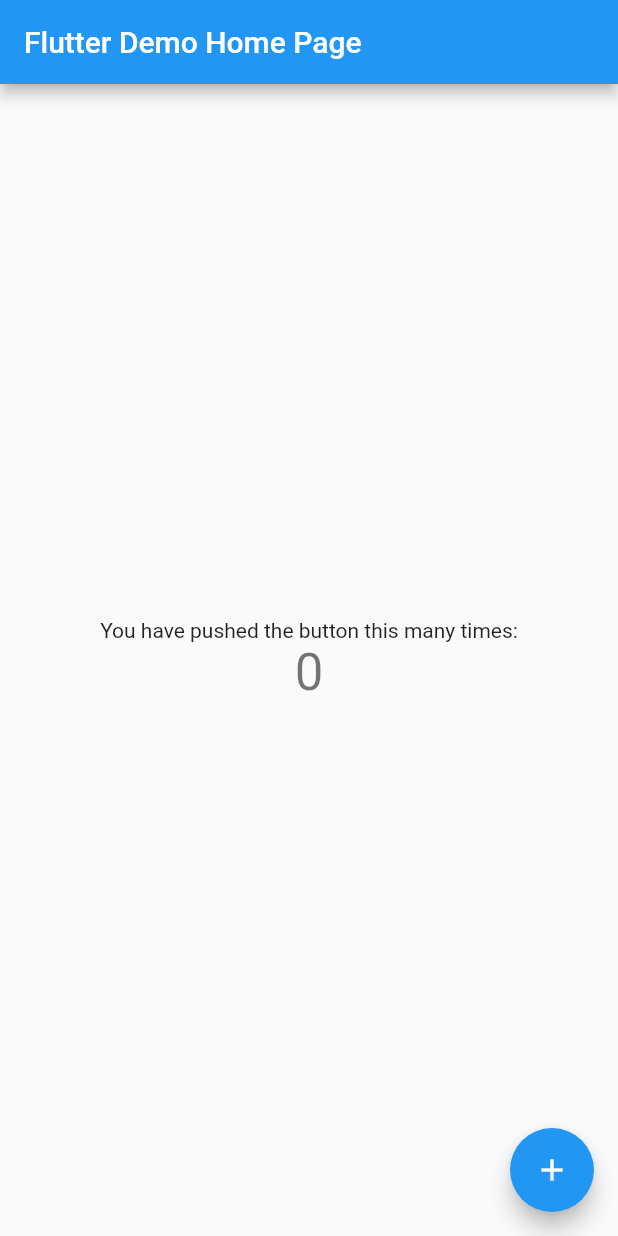
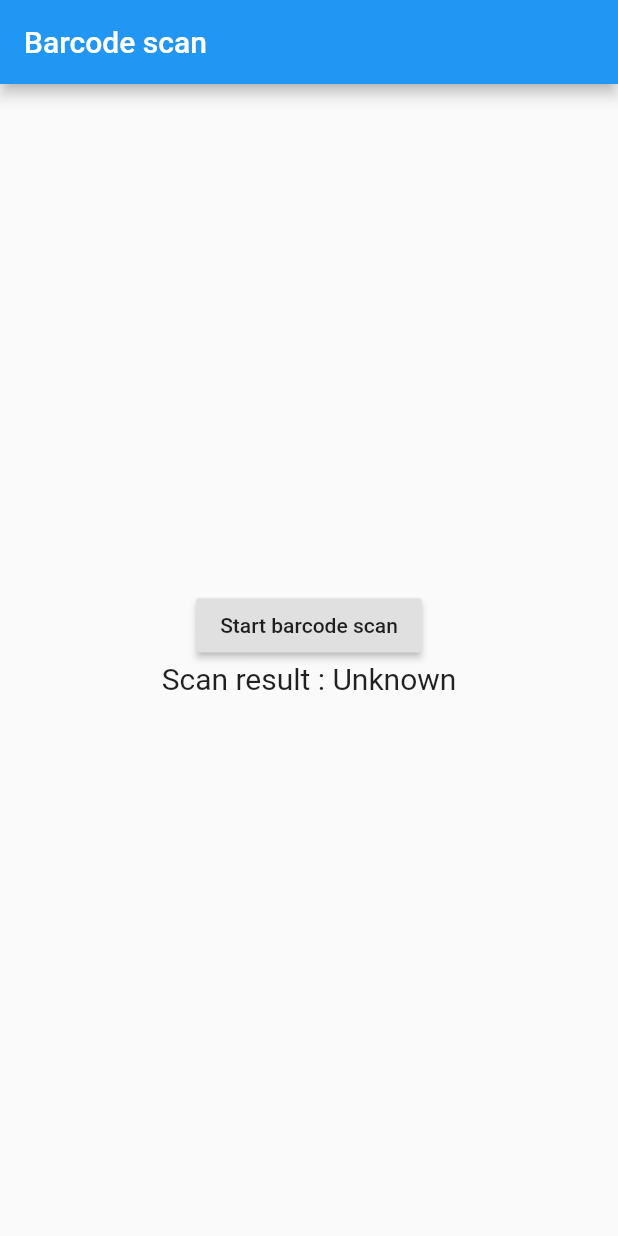
Before and after one commit to 330i/ecogoals, a Flutter app: the screen it shows after launch, on a phone screen of 412 x 824 dp. Run offline on Flutter 3.47's test engine with Material 2 defaults, Android fonts, the phone set to English and light mode, and no system bars; missing offline and left inert: flutter_barcode_scanner.

Commit message:
barcode scanning added

```diff
--- a/lib/main.dart
+++ b/lib/main.dart
@@ -1,3 +1,4 @@
+import 'package:ecogoals/pages/scan_page.dart';
 import 'package:flutter/material.dart';
 
 void main() {
@@ -22,7 +23,7 @@
         // is not restarted.
         primarySwatch: Colors.blue,
       ),
-      home: MyHomePage(title: 'Flutter Demo Home Page'),
+      home: ScanPage(title: 'Barcode Scan Test'),
     );
   }
 }
--- /dev/null
+++ b/lib/pages/scan_page.dart
@@ -0,0 +1,75 @@
+import 'dart:async';
+
+import 'package:flutter/material.dart';
+import 'package:flutter/services.dart';
+import 'package:flutter_barcode_scanner/flutter_barcode_scanner.dart';
+
+class ScanPage extends StatefulWidget {
+  ScanPage({Key key, this.title}) : super(key: key);
+
+  // This widget is the home page of your application. It is stateful, meaning
+  // that it has a State object (defined below) that contains fields that affect
+  // how it looks.
+
+  // This class is the configuration for the state. It holds the values (in this
+  // case the title) provided by the parent (in this case the App widget) and
+  // used by the build method of the State. Fields in a Widget subclass are
+  // always marked "final".
+
+  final String title;
+
+  @override
+  _ScanPageState createState() => _ScanPageState();
+}
+
+class _ScanPageState extends State<ScanPage> {
+  String _scanBarcode = 'Unknown';
+
+  @override
+  void initState() {
+    super.initState();
+  }
+
+  // Platform messages are asynchronous, so we initialize in an async method.
+  Future<void> scanBarcodeNormal() async {
+    String barcodeScanRes;
+    // Platform messages may fail, so we use a try/catch PlatformException.
+    try {
+      barcodeScanRes = await FlutterBarcodeScanner.scanBarcode(
+          "#ff6666", "Cancel", true, ScanMode.BARCODE);
+      print(barcodeScanRes);
+    } on PlatformException {
+      barcodeScanRes = 'Failed to get platform version.';
+    }
+
+    // If the widget was removed from the tree while the asynchronous platform
+    // message was in flight, we want to discard the reply rather than calling
+    // setState to update our non-existent appearance.
+    if (!mounted) return;
+
+    setState(() {
+      _scanBarcode = barcodeScanRes;
+    });
+  }
+
+  @override
+  Widget build(BuildContext context) {
+    return MaterialApp(
+        home: Scaffold(
+            appBar: AppBar(title: const Text('Barcode scan')),
+            body: Builder(builder: (BuildContext context) {
+              return Container(
+                  alignment: Alignment.center,
+                  child: Flex(
+                      direction: Axis.vertical,
+                      mainAxisAlignment: MainAxisAlignment.center,
+                      children: <Widget>[
+                        RaisedButton(
+                            onPressed: () => scanBarcodeNormal(),
+                            child: Text("Start barcode scan")),
+                        Text('Scan result : $_scanBarcode\n',
+                            style: TextStyle(fontSize: 20))
+                      ]));
+            })));
+  }
+}
--- a/pubspec.yaml
+++ b/pubspec.yaml
@@ -33,6 +33,7 @@
   # The following adds the Cupertino Icons font to your application.
   # Use with the CupertinoIcons class for iOS style icons.
   cupertino_icons: ^1.0.2
+  flutter_barcode_scanner: ^1.0.2
 
 dev_dependencies:
   flutter_test:
```
Also changed, not shown: pubspec.lock, 4 other files.
